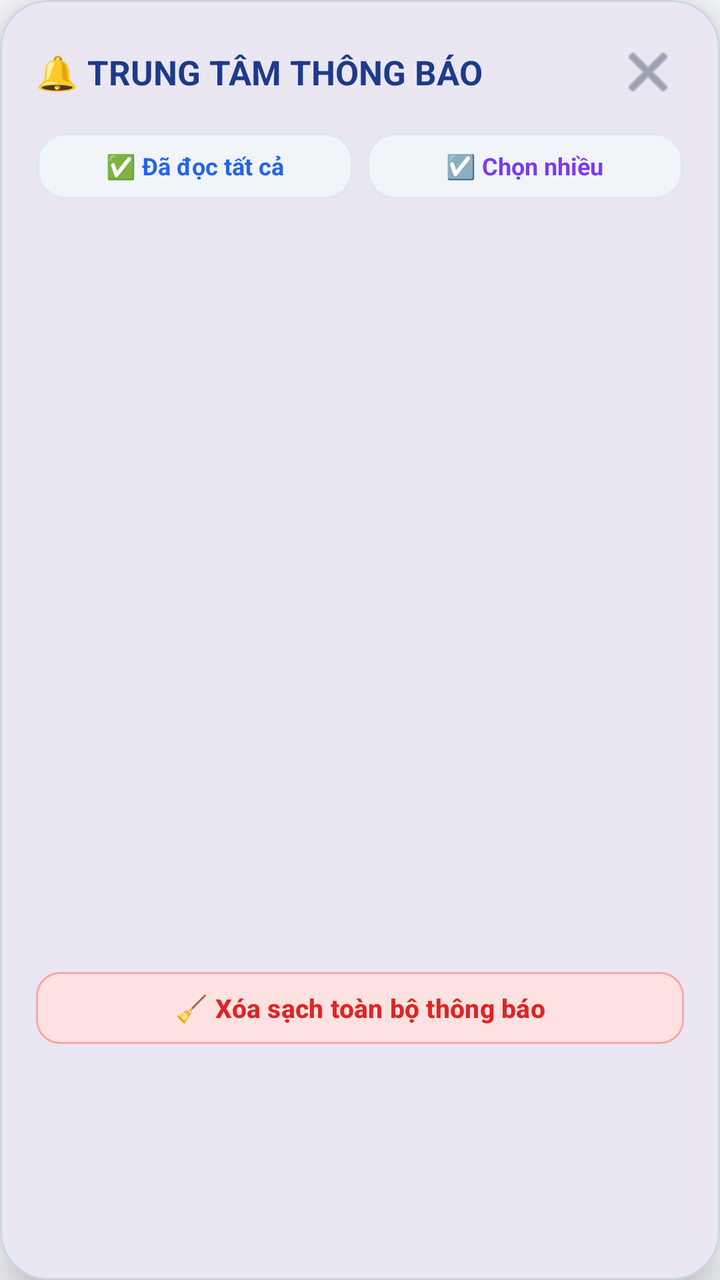
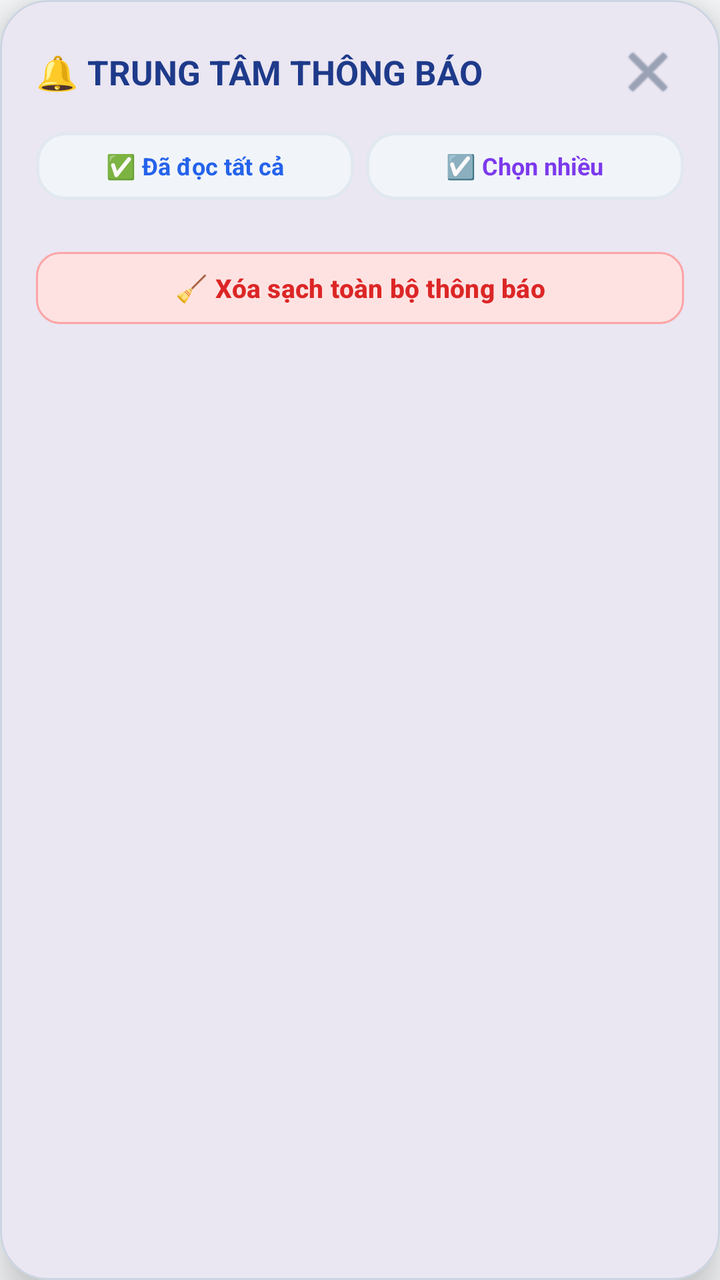

Two renders of the same Android screen: before a commit and after it. Below are the layout's source before the change and the commit's diff.
<!-- AndroidManifest.xml: application theme Theme.LectuPlan -->
<!-- res/layout/dialog_notification_center.xml -->
<?xml version="1.0" encoding="utf-8"?>
<com.google.android.material.card.MaterialCardView
    xmlns:android="http://schemas.android.com/apk/res/android"
    xmlns:app="http://schemas.android.com/apk/res-auto"
    android:layout_width="match_parent"
    android:layout_height="wrap_content"
    android:layout_margin="12dp"
    app:cardCornerRadius="24dp"
    app:cardElevation="12dp"
    app:strokeWidth="1dp"
    app:strokeColor="@color/border_default"
    app:cardBackgroundColor="@color/surface_card">

    <LinearLayout
        android:layout_width="match_parent"
        android:layout_height="wrap_content"
        android:orientation="vertical"
        android:padding="18dp">

        
        <LinearLayout
            android:layout_width="match_parent"
            android:layout_height="wrap_content"
            android:orientation="horizontal"
            android:gravity="center_vertical"
            android:layout_marginBottom="12dp">

            <TextView
                android:layout_width="0dp"
                android:layout_height="wrap_content"
                android:layout_weight="1"
                android:text="🔔 TRUNG TÂM THÔNG BÁO"
                android:textSize="17sp"
                android:textStyle="bold"
                android:textColor="@color/tab_header_title" />

            <ImageButton
                android:id="@+id/btnCloseNotifCenterTop"
                android:layout_width="36dp"
                android:layout_height="36dp"
                android:background="?android:attr/selectableItemBackgroundBorderless"
                android:contentDescription="Đóng"
                android:src="@android:drawable/ic_menu_close_clear_cancel"
                app:tint="@color/nav_item_unselected_tint" />
        </LinearLayout>

        
        <LinearLayout
            android:id="@+id/layoutNotifTopActions"
            android:layout_width="match_parent"
            android:layout_height="wrap_content"
            android:orientation="horizontal"
            android:gravity="center_vertical"
            android:layout_marginBottom="10dp">

            <TextView
                android:id="@+id/btnMarkAllRead"
                android:layout_width="0dp"
                android:layout_height="34dp"
                android:layout_weight="1"
                android:background="@drawable/bg_search_input"
                android:gravity="center"
                android:text="✅ Đã đọc tất cả"
                android:textColor="#2563EB"
                android:textSize="12sp"
                android:textStyle="bold"
                android:clickable="true"
                android:focusable="true"
                android:layout_marginEnd="6dp" />

            <TextView
                android:id="@+id/btnEnableNotifMultiSelect"
                android:layout_width="0dp"
                android:layout_height="34dp"
                android:layout_weight="1"
                android:background="@drawable/bg_search_input"
                android:gravity="center"
                android:text="☑️ Chọn nhiều"
                android:textColor="@color/accent_purple"
                android:textSize="12sp"
                android:textStyle="bold"
                android:clickable="true"
                android:focusable="true" />
        </LinearLayout>

        
        <com.google.android.material.card.MaterialCardView
            android:id="@+id/layoutNotifMultiSelectBar"
            android:layout_width="match_parent"
            android:layout_height="wrap_content"
            android:visibility="gone"
            android:layout_marginBottom="10dp"
            app:cardCornerRadius="12dp"
            app:cardElevation="2dp"
            app:cardBackgroundColor="#FEF2F2"
            app:strokeColor="#FCA5A5"
            app:strokeWidth="1dp">

            <LinearLayout
                android:layout_width="match_parent"
                android:layout_height="wrap_content"
                android:orientation="horizontal"
                android:gravity="center_vertical"
                android:padding="8dp">

                <TextView
                    android:id="@+id/tvNotifSelectedCount"
                    android:layout_width="0dp"
                    android:layout_height="wrap_content"
                    android:layout_weight="1"
                    android:text="Đã chọn: 0"
                    android:textColor="#991B1B"
                    android:textSize="12sp"
                    android:textStyle="bold"
                    android:paddingStart="6dp" />

                <Button
                    android:id="@+id/btnNotifSelectAll"
                    android:layout_width="wrap_content"
                    android:layout_height="32dp"
                    android:text="Tất cả"
                    android:textSize="11sp"
                    android:backgroundTint="#EF4444"
                    android:textColor="#FFFFFF"
                    app:cornerRadius="6dp"
                    android:layout_marginEnd="4dp" />

                <Button
                    android:id="@+id/btnNotifBatchDelete"
                    android:layout_width="wrap_content"
                    android:layout_height="32dp"
                    android:text="🔴 Xóa"
                    android:textSize="11sp"
                    android:backgroundTint="#DC2626"
                    android:textColor="#FFFFFF"
                    app:cornerRadius="6dp"
                    android:layout_marginEnd="4dp" />

                <Button
                    android:id="@+id/btnNotifCancelMultiSelect"
                    android:layout_width="wrap_content"
                    android:layout_height="32dp"
                    android:text="Hủy"
                    android:textSize="11sp"
                    android:backgroundTint="#64748B"
                    android:textColor="#FFFFFF"
                    app:cornerRadius="6dp" />
            </LinearLayout>
        </com.google.android.material.card.MaterialCardView>

        
        <androidx.recyclerview.widget.RecyclerView
            android:id="@+id/rvNotifications"
            android:layout_width="match_parent"
            android:layout_height="360dp"
            android:scrollbars="vertical"
            android:layout_marginBottom="12dp" />

        <TextView
            android:id="@+id/tvNotifEmpty"
            android:layout_width="match_parent"
            android:layout_height="180dp"
            android:gravity="center"
            android:text="🔔 Chưa có thông báo nào."
            android:textColor="@color/text_tertiary"
            android:textSize="14sp"
            android:visibility="gone" />

        
        <Button
            android:id="@+id/btnClearAllNotifs"
            android:layout_width="match_parent"
            android:layout_height="44dp"
            android:text="🧹 Xóa sạch toàn bộ thông báo"
            android:textColor="#DC2626"
            android:backgroundTint="#FEE2E2"
            android:textSize="13sp"
            android:textStyle="bold"
            style="?attr/materialButtonOutlinedStyle"
            app:strokeColor="#FCA5A5"
            app:strokeWidth="1dp"
            app:cornerRadius="12dp" />

    </LinearLayout>
</com.google.android.material.card.MaterialCardView>
<!-- resources referenced by this layout -->
<resources>
  <color name="accent_purple">#7C3AED</color>
  <color name="border_default">#CBD5E1</color>
  <color name="nav_item_unselected_tint">#64748B</color>
  <color name="surface_card">#FFFFFF</color>
  <color name="tab_header_title">#1E3A8A</color>
  <color name="text_tertiary">#64748B</color>
  <!-- drawable bg_search_input (drawable) -->
  <?xml version="1.0" encoding="utf-8"?>
  <shape xmlns:android="http://schemas.android.com/apk/res/android"
      android:shape="rectangle">
      <solid android:color="@color/surface_card_secondary" />
      <corners android:radius="14dp" />
      <stroke
          android:width="1.5dp"
          android:color="@color/border_subtle" />
  </shape>
  <style name="Theme.LectuPlan" parent="Base.Theme.LectuPlan" />
  <color name="surface_card_secondary">#F1F5F9</color>
  <color name="border_subtle">#E2E8F0</color>
  <style name="Base.Theme.LectuPlan" parent="Theme.Material3.DayNight.NoActionBar">
          <item name="android:windowBackground">@color/window_background</item>
          <item name="colorSurface">@color/surface_card</item>
          <item name="colorOnSurface">@color/text_primary</item>
          <item name="colorSurfaceVariant">@color/surface_card_secondary</item>
          <item name="colorOnSurfaceVariant">@color/text_secondary</item>
          
          <item name="android:windowLightStatusBar" tools:targetApi="23">true</item>
          <item name="android:windowLightNavigationBar" tools:targetApi="27">true</item>
      </style>
  <color name="window_background">#F8FAFC</color>
  <color name="text_primary">#0F172A</color>
  <color name="text_secondary">#475569</color>
</resources>

<!-- the commit's change to res/layout/dialog_notification_center.xml (unified diff, before → after) -->
@@ -152,14 +152,16 @@
         <androidx.recyclerview.widget.RecyclerView
             android:id="@+id/rvNotifications"
             android:layout_width="match_parent"
-            android:layout_height="360dp"
+            android:layout_height="0dp"
+            android:layout_weight="1"
             android:scrollbars="vertical"
             android:layout_marginBottom="12dp" />
 
         <TextView
             android:id="@+id/tvNotifEmpty"
             android:layout_width="match_parent"
-            android:layout_height="180dp"
+            android:layout_height="0dp"
+            android:layout_weight="1"
             android:gravity="center"
             android:text="🔔 Chưa có thông báo nào."
             android:textColor="@color/text_tertiary"
